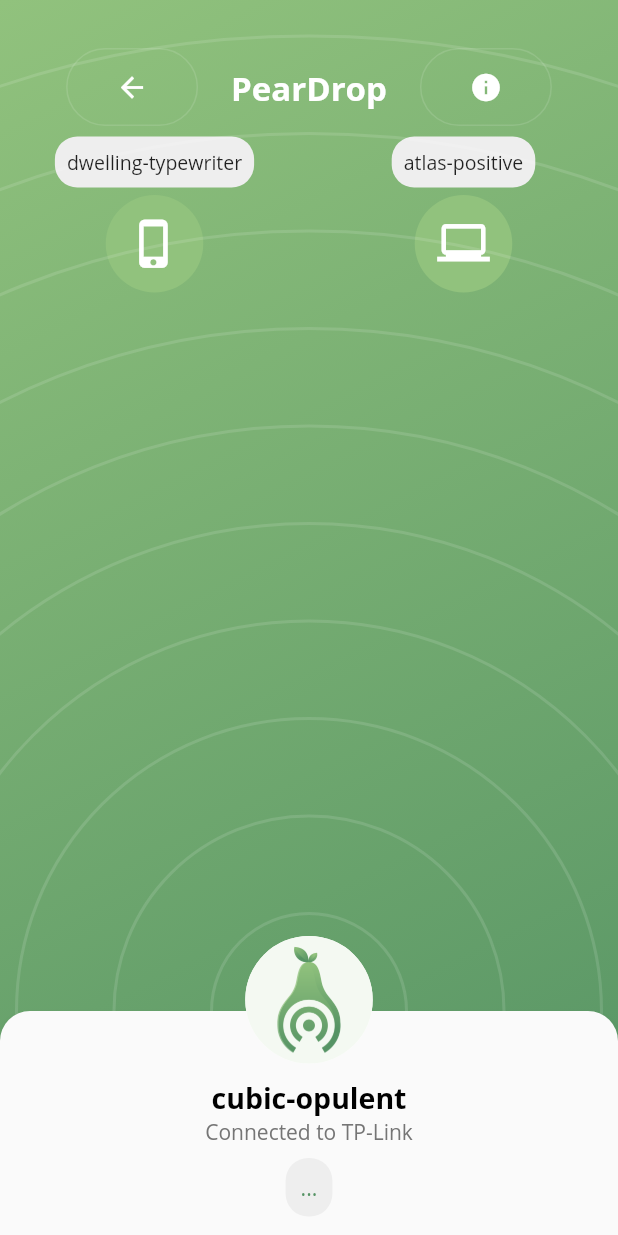
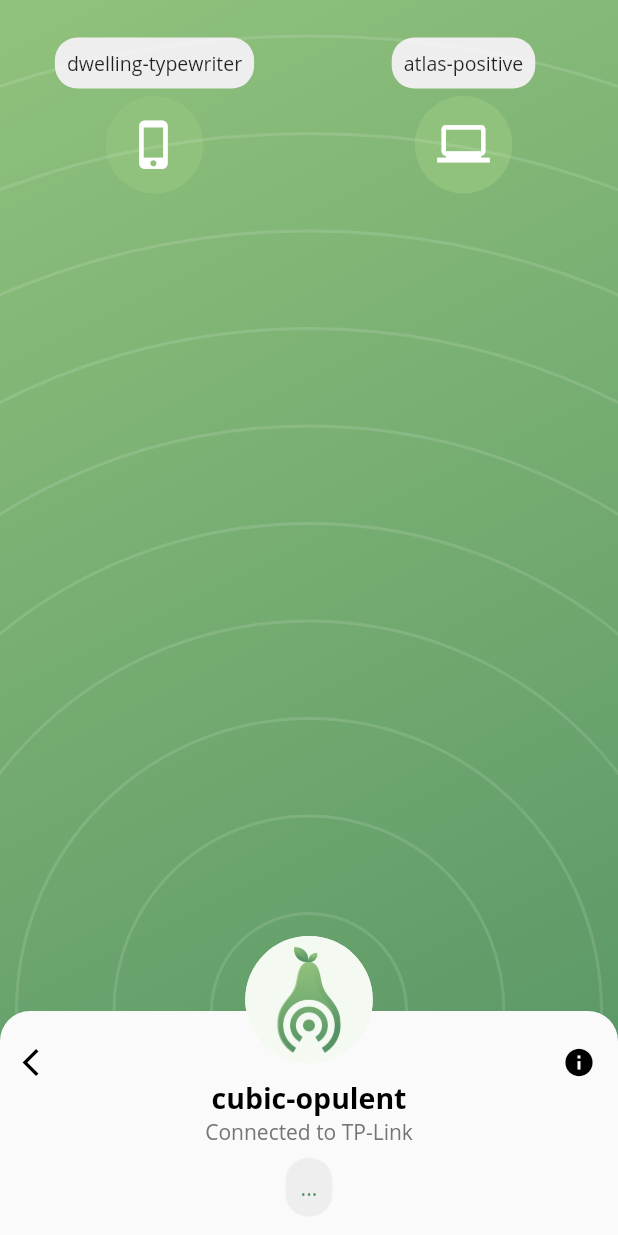
Before and after one commit to GoldinGuy/PearDrop, a Flutter app: the screen it shows after launch, after a tap on "Select a file", on a phone screen of 412 x 824 dp. Run offline on Flutter 3.47's test engine with Material 2 defaults, Android fonts, the light colour scheme and no system bars; drawn by our look-alikes of sliding_up_panel; our stand-ins replace device_info, file_picker, flutter_staggered_animations, url_launcher_web; missing offline and left inert: dart:ffi, file_chooser, shared_preferences_web, udp, window_size.

Commit message:
fix weird top part

```diff
--- a/peardrop_flutter/lib/src/widgets/device_select_body.dart
+++ b/peardrop_flutter/lib/src/widgets/device_select_body.dart
@@ -72,55 +72,55 @@ class DeviceSelectBody extends StatelessWidget {
           SizedBox(
             height: deviceHeight,
           ),
-          Row(
-            mainAxisAlignment: MainAxisAlignment.center,
-            children: [
-              Padding(
-                  padding: EdgeInsets.all(7),
-                  child: OutlineButton(
-                    child: Padding(
-                      padding: EdgeInsets.fromLTRB(0, 15, 0, 15),
-                      child: Icon(
-                        Icons.arrow_back,
-                        color: Colors.white,
-                        size: 22,
-                      ),
-                    ),
-                    borderSide: BorderSide(color: Colors.white12),
-                    color: Colors.white,
-                    onPressed: () => reset(),
-                    shape: RoundedRectangleBorder(
-                        borderRadius: new BorderRadius.circular(30.0)),
-                  )),
-              Padding(
-                padding: EdgeInsets.all(15),
-                child: Text('PearDrop',
-                    style: TextStyle(
-                        fontWeight: FontWeight.w700,
-                        fontSize: 22,
-                        color: Colors.white)),
-              ),
-              Padding(
-                padding: EdgeInsets.all(7),
-                child: OutlineButton(
-                  child: Padding(
-                    padding: EdgeInsets.fromLTRB(0, 15, 0, 15),
-                    child: Icon(
-                      Icons.info,
-                      color: Colors.white,
-                      size: 22,
-                    ),
-                  ),
-                  borderSide: BorderSide(color: Colors.white12),
-                  color: Colors.white,
-                  // TODO: display TOS information when pressed
-                  onPressed: () => {},
-                  shape: RoundedRectangleBorder(
-                      borderRadius: new BorderRadius.circular(30.0)),
-                ),
-              ),
-            ],
-          ),
+          // Row(
+          //   mainAxisAlignment: MainAxisAlignment.center,
+          //   children: [
+          //     Padding(
+          //         padding: EdgeInsets.all(7),
+          //         child: OutlineButton(
+          //           child: Padding(
+          //             padding: EdgeInsets.fromLTRB(0, 15, 0, 15),
+          //             child: Icon(
+          //               Icons.arrow_back,
+          //               color: Colors.white,
+          //               size: 22,
+          //             ),
+          //           ),
+          //           borderSide: BorderSide(color: Colors.white),
+          //           color: Colors.white,
+          //           onPressed: () => reset(),
+          //           shape: RoundedRectangleBorder(
+          //               borderRadius: new BorderRadius.circular(30.0)),
+          //         )),
+          //     Padding(
+          //       padding: EdgeInsets.all(15),
+          //       child: Text('PearDrop',
+          //           style: TextStyle(
+          //               fontWeight: FontWeight.w700,
+          //               fontSize: 22,
+          //               color: Colors.white)),
+          //     ),
+          //     Padding(
+          //       padding: EdgeInsets.all(7),
+          //       child: OutlineButton(
+          //         child: Padding(
+          //           padding: EdgeInsets.fromLTRB(0, 15, 0, 15),
+          //           child: Icon(
+          //             Icons.info,
+          //             color: Colors.white,
+          //             size: 22,
+          //           ),
+          //         ),
+          //         borderSide: BorderSide(color: Colors.white),
+          //         color: Colors.white,
+          //         // TODO: display TOS information when pressed
+          //         onPressed: () => {},
+          //         shape: RoundedRectangleBorder(
+          //             borderRadius: new BorderRadius.circular(30.0)),
+          //       ),
+          //     ),
+          //   ],
+          // ),
           // TODO: design MultiChildRenderObjectWidget that can generate mutliple devices, fading them in and out as they appear nearby and displaying them in a random location within a set size
           Expanded(
             child: GridView.count(
@@ -202,6 +202,33 @@ class DeviceSelectBody extends StatelessWidget {
                       child: Column(
                         mainAxisAlignment: MainAxisAlignment.end,
                         children: [
+                          Row(
+                              mainAxisAlignment: MainAxisAlignment.spaceBetween,
+                              children: [
+                                InkWell(
+                                  onTap: () => reset(),
+                                  child: Padding(
+                                    padding: EdgeInsets.only(left: 15),
+                                    child: Icon(
+                                      Icons.arrow_back_ios,
+                                      color: Colors.black,
+                                      size: 22,
+                                    ),
+                                  ),
+                                ),
+                                InkWell(
+                                  onTap: () => {},
+                                  child: Padding(
+                                    padding: EdgeInsets.only(right: 15),
+                                    child: Icon(
+                                      Icons.info,
+                                      color: Colors.black,
+                                      size: 22,
+                                    ),
+                                  ),
+                                )
+                              ]),
+
                           Text(deviceName,
                               style: TextStyle(
                                   fontWeight: FontWeight.w700,
--- a/peardrop_flutter/lib/src/widgets/inactive/peardrop_appbar.dart
+++ b/peardrop_flutter/lib/src/widgets/inactive/peardrop_appbar.dart
@@ -19,7 +19,9 @@ class PearDropAppBar {
                 end: Alignment.bottomRight,
                 colors: <Color>[
               Color(0xff91c27d),
-              Color(0xff559364),
+              Color(0xff91c27d),
+              // Color(0xff91c27d),
+              // Color(0xff559364),
             ])),
       ),
     );
```
